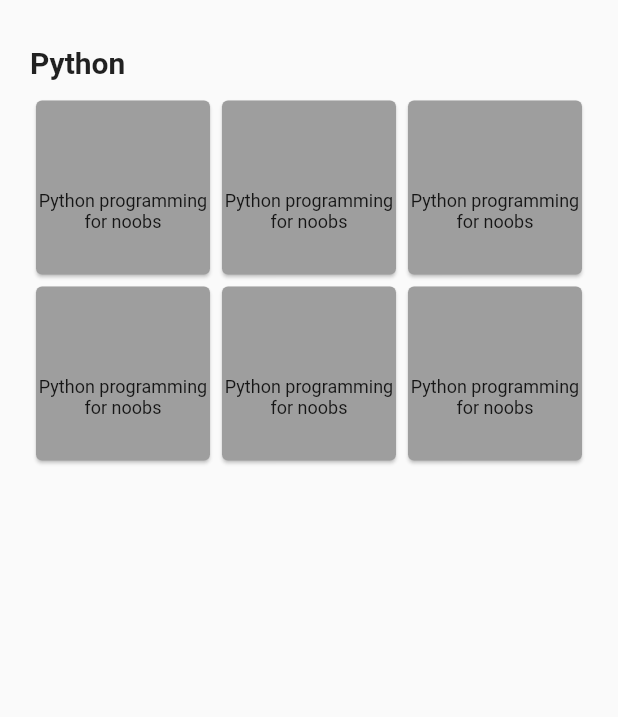
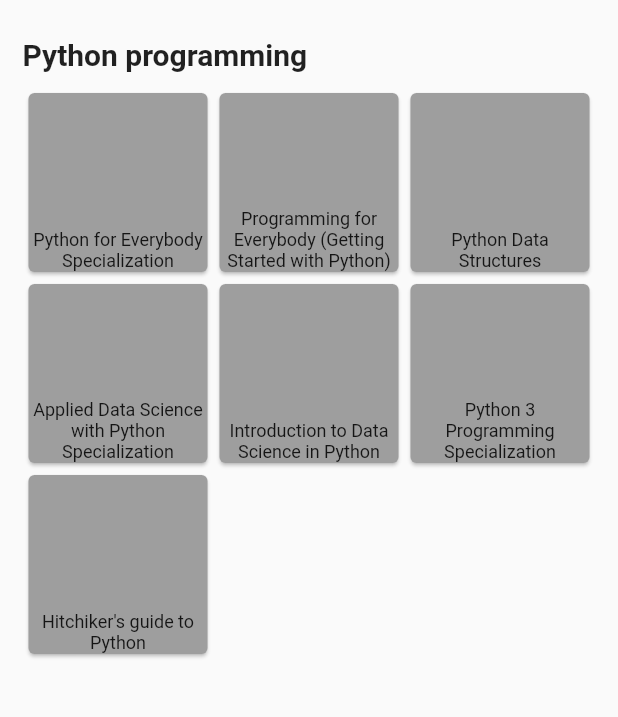
Before and after one commit to varun000999/Courser, a Flutter app: the screen it shows after launch, on a phone screen of 412 x 824 dp, the part 84-801 px from its top. Run offline on Flutter 3.47's test engine with Material 2 defaults, Android fonts, the phone set to English and light mode, and no system bars.

Commit message:
Made function to generate cards using String list.

```diff
--- /dev/null
+++ b/lib/extra.dart
@@ -0,0 +1,27 @@
+
+Widget _getListItemUI(BuildContext context, int index) {
+  return new Card(
+      child: new Column(children: <Widget>[
+        new ListTile(
+            title: new Text(
+              "Python Programming",
+              style: new TextStyle(fontSize: 14.0, fontWeight: FontWeight.bold),
+            ),
+            subtitle: new Column(
+              children: <Widget>[
+                Text("Platform", style: TextStyle(fontSize: 9.0))
+              ],
+              mainAxisAlignment: MainAxisAlignment.start,
+              crossAxisAlignment: CrossAxisAlignment.start,
+            ),
+            onTap: () {})
+      ]));
+}
+
+final gridItem = new Card(
+  child: new Column(children: <Widget>[
+    new Container(
+      color: Colors.red,
+    )
+  ]),
+);
--- a/lib/main.dart
+++ b/lib/main.dart
@@ -25,87 +25,94 @@ class MyHomePage extends StatefulWidget {
 }
 
 class _MyHomePageState extends State<MyHomePage> {
-
   @override
   Widget build(BuildContext context) {
     // TODO: Make home page
+
     final topBar = AppBar(
-      title: Text('Courser', style: TextStyle(color: Colors.purple),
-        textAlign: TextAlign.left,),
+      title: Text(
+        'Courser',
+        style: TextStyle(color: Colors.purple),
+        textAlign: TextAlign.left,
+      ),
       backgroundColor: Colors.white,
       centerTitle: true,
       elevation: 0.0,
-      leading: Icon(Icons.menu, color: Colors.purple,),
+      leading: Icon(
+        Icons.menu,
+        color: Colors.purple,
+      ),
       actions: <Widget>[
         IconButton(
-          icon: Icon(Icons.search, color: Colors.purple,),
+          icon: Icon(
+            Icons.search,
+            color: Colors.purple,
+          ),
           onPressed: () {},
         )
       ],
     );
 
-    Widget _getListItemUI(BuildContext context, int index) {
-      return new Card(
-          child: new Column(
-              children: <Widget>[
-                new ListTile(
-                    title: new Text(
-                      "Python Programming",
-                      style: new TextStyle(
-                          fontSize: 14.0, fontWeight: FontWeight.bold),
-                    ),
-                    subtitle: new Column(
-                      children: <Widget>[
-                        Text("Platform", style: TextStyle(fontSize: 9.0))
-                      ],
-                      mainAxisAlignment: MainAxisAlignment.start,
-                      crossAxisAlignment: CrossAxisAlignment.start,
-                    ),
-                    onTap: () {}
-                )
-              ]));
+    Widget CourseCards (List<String> itemList){
+      return GridView.count(
+          crossAxisCount: 3,
+          children: List.generate(itemList.length, (index) {
+            return Card(
+              color: Colors.grey,
+              child:
+
+              Align(
+                  alignment: Alignment.bottomCenter,
+                  child:Padding(
+                      padding: EdgeInsets.all(0.5),
+                      child:Text(
+                        itemList[index],
+                        textAlign: TextAlign.center,
+                        style: TextStyle(fontSize: 12.0),
+                      ))
+              )
+              ,
+            );
+          }));
     }
 
+    Widget TitleCourseCards (String listTitle, List<String> itemList){
+      return Row(children: <Widget>[
+        new Expanded(
+            child: Column(children: <Widget>[
+              SizedBox(height: 10.0),
+              Align(
+                  alignment: Alignment.centerLeft,
+                  child: Text(
+                    listTitle,
+                    style: TextStyle(
+                        fontFamily: "Roboto",
+                        fontWeight: FontWeight.bold,
+                        fontSize: 20.0),
+                  )),
+              SizedBox(
+                height: 10.0,
+              ),
+              new Expanded(
+                  child: CourseCards(itemList) ),
+            ]))
+      ]);
+    }
 
-    final gridItem = new Card(
-      child: new Column(
-          children: <Widget>[
-            new Container(
-              color: Colors.red,
-            )
-          ]
-      ),
-    );
-
+    List<String> itemList = [
+      "Python for Everybody Specialization",
+      "Programming for Everybody (Getting Started with Python)",
+      "Python Data Structures",
+      "Applied Data Science with Python Specialization",
+      "Introduction to Data Science in Python",
+      "Python 3 Programming Specialization",
+      "Hitchiker's guide to Python"
+    ];
 
     return Scaffold(
         appBar: topBar,
-        body:
-        Padding(
-            padding: EdgeInsets.all(20.0),
-            child: Row(children: <Widget>[
-              new Expanded(child:
-              Column(
-
-                  children: <Widget>[
-                    SizedBox(height: 10.0),
-                    Align(alignment: Alignment.centerLeft,
-                        child: Text("Python", style: TextStyle(
-                            fontFamily: "Roboto",
-                            fontWeight: FontWeight.bold,
-                            fontSize: 20.0),)),
-                    SizedBox(height: 10.0,),
-                    new Expanded(
-                        child: GridView.count(
-                            crossAxisCount: 3,
-                            children: List.generate(6, (index) {
-                              return Card(color: Colors.grey, child: Column(children: <Widget>[SizedBox(height: 60.0,), Text("Python programming for noobs", textAlign: TextAlign.center, style: TextStyle(fontSize: 12.0),)],));
-                            })
-                        )
-                    ),
-
-
-                  ]))
-            ])));
+        body: Padding(
+            padding: EdgeInsets.all(15.0),
+            child: TitleCourseCards("Python programming", itemList)));
   }
 }
```
